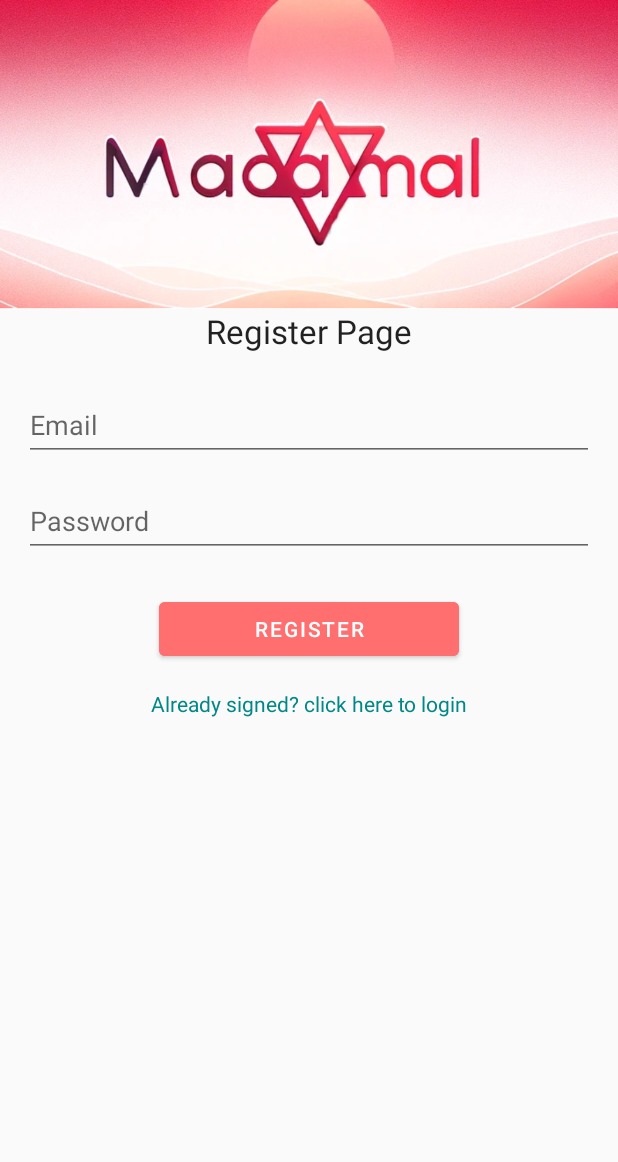
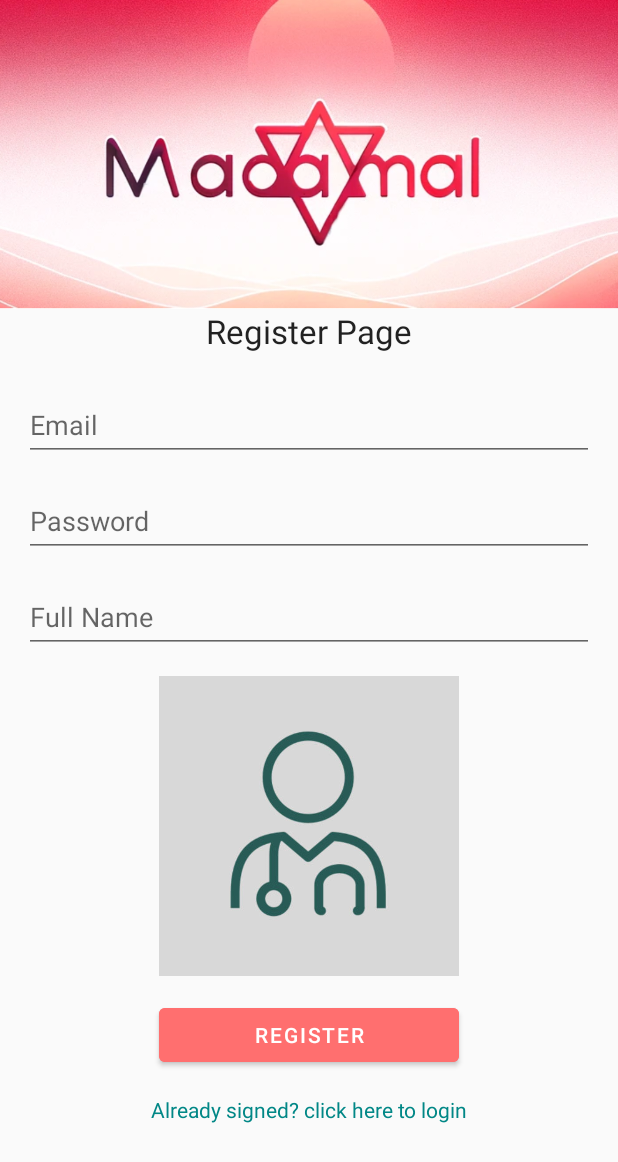
Before and after one commit to harelush/MadaMal-mobile, an Android app built with Jetpack Compose: the screen it shows after launch (LoginActivity), after a tap on "For a sign up click here", on a phone screen of 412 x 824 dp. Shown: the top 1162 px of the screen. Run offline under Robolectric (Android 15) with nearby library versions, the phone set to English and light mode, and no system bars; our stand-ins replace Firebase (no records; nobody signed in at launch, a user with empty details on screens opened directly); libraries missing offline, so code that uses them is left out: com.wajahatkarim3.easyvalidation.

Commit message:
feature: added register image picker

```diff
--- a/app/src/main/AndroidManifest.xml
+++ b/app/src/main/AndroidManifest.xml
@@ -4,6 +4,7 @@
 
     <uses-permission android:name="android.permission.INTERNET" />
     <uses-permission android:name="android.permission.ACCESS_NETWORK_STATE" />
+    <uses-permission android:name="android.permission.READ_EXTERNAL_STORAGE" />
 
     <application
         android:allowBackup="true"
--- a/app/src/main/java/com/harelshaigal/madamal/RegisterFragment.kt
+++ b/app/src/main/java/com/harelshaigal/madamal/RegisterFragment.kt
@@ -1,11 +1,14 @@
 package com.harelshaigal.madamal
 
 import android.content.Intent
+import android.net.Uri
 import android.os.Bundle
 import android.view.LayoutInflater
 import android.view.View
 import android.view.ViewGroup
 import android.widget.Toast
+import androidx.activity.result.ActivityResultLauncher
+import androidx.activity.result.contract.ActivityResultContracts
 import androidx.fragment.app.Fragment
 import com.google.firebase.Firebase
 import com.google.firebase.auth.auth
@@ -17,6 +20,19 @@ class RegisterFragment : Fragment() {
     private var _binding: FragmentRegisterBinding? = null
     val auth = Firebase.auth
     private val binding get() = _binding!!
+
+    // Initialize ActivityResultLauncher
+    private lateinit var imagePickerLauncher: ActivityResultLauncher<String>
+    override fun onCreate(savedInstanceState: Bundle?) {
+        super.onCreate(savedInstanceState)
+        // Register the launcher and define the result handling logic
+        imagePickerLauncher = registerForActivityResult(ActivityResultContracts.GetContent()) { uri: Uri? ->
+            // Update the ImageView with the selected image URI
+            uri?.let {
+                binding.registerProfileImageView.setImageURI(uri)
+            }
+        }
+    }
 
     override fun onCreateView(
         inflater: LayoutInflater,
@@ -38,7 +54,22 @@ class RegisterFragment : Fragment() {
             // Navigate back to LoginFragment
             (activity as? LoginActivity)?.replaceFragment(LoginFragment())
         }
+
+        imagePickerLauncher = registerForActivityResult(ActivityResultContracts.GetContent()) { uri: Uri? ->
+            uri?.let {
+                binding.registerProfileImageView.setImageURI(uri)
+            }
+        }
+
+        binding.registerProfileImageView.setOnClickListener {
+            openGalleryForImage()
+        }
     }
+
+    private fun openGalleryForImage() {
+        imagePickerLauncher.launch("image/*")
+    }
+
 
     private fun validateEmailAndPassword() {
         val isEmailValid = binding.registerEmailEditText.validator()
--- a/app/src/main/res/layout/fragment_register.xml
+++ b/app/src/main/res/layout/fragment_register.xml
@@ -47,19 +47,46 @@
         app:layout_constraintTop_toBottomOf="@id/register_emailEditText"
         android:autofillHints="@string/password" />
 
+    <EditText
+        android:id="@+id/register_fullNameEditText"
+        android:layout_width="0dp"
+        android:layout_height="48dp"
+        android:layout_marginStart="16dp"
+        android:layout_marginTop="16dp"
+        android:layout_marginEnd="16dp"
+        android:hint="@string/full_name"
+        android:inputType="textPersonName"
+        app:layout_constraintEnd_toEndOf="parent"
+        app:layout_constraintStart_toStartOf="parent"
+        app:layout_constraintTop_toBottomOf="@id/register_passwordEditText"
+        android:autofillHints="@string/full_name" />
+
+    <ImageView
+        android:id="@+id/register_profileImageView"
+        android:layout_width="200dp"
+        android:layout_height="200dp"
+        app:layout_constraintTop_toBottomOf="@id/register_fullNameEditText"
+        android:layout_marginStart="16dp"
+        android:layout_marginEnd="16dp"
+        app:layout_constraintEnd_toEndOf="parent"
+        app:layout_constraintStart_toStartOf="parent"
+        android:layout_marginTop="15dp"
+        android:src="@drawable/default_doctor_image"
+        />
+
     <com.google.android.material.button.MaterialButton
         android:id="@+id/register_registerButton"
         android:layout_width="200dp"
         android:layout_height="wrap_content"
         android:layout_marginStart="16dp"
-        android:layout_marginTop="24dp"
+        android:layout_marginTop="15dp"
         android:layout_marginEnd="16dp"
         android:backgroundTint="@color/primary"
         android:text="@string/register"
         android:textColor="@color/white"
         app:layout_constraintEnd_toEndOf="parent"
         app:layout_constraintStart_toStartOf="parent"
-        app:layout_constraintTop_toBottomOf="@id/register_passwordEditText" />
+        app:layout_constraintTop_toBottomOf="@id/register_profileImageView" />
 
     <TextView
         android:id="@+id/register_signInLink"
--- a/app/src/main/res/values/strings.xml
+++ b/app/src/main/res/values/strings.xml
@@ -4,6 +4,7 @@
     <string name="login_page">Login Page</string>
     <string name="register_page">Register Page</string>
     <string name="email">Email</string>
+    <string name="full_name">Full Name</string>
     <string name="password">Password</string>
     <string name="login">Login</string>
     <string name="register">Register</string>
```
Also changed, not shown: app/src/main/res/drawable/default_doctor_image.jpg (added).
